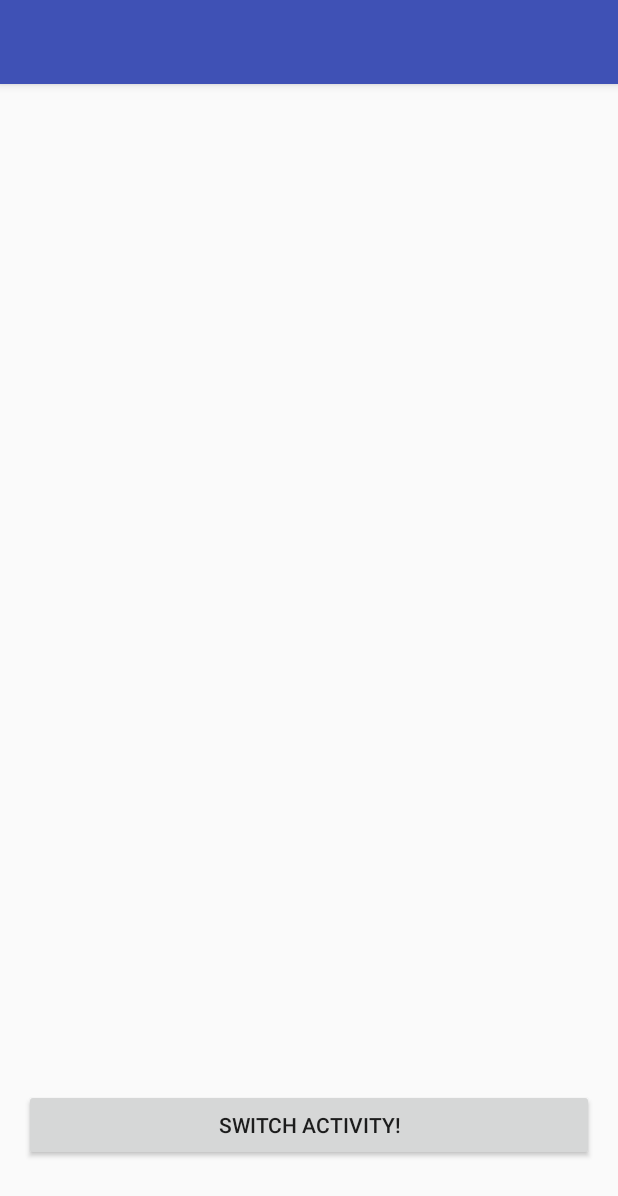
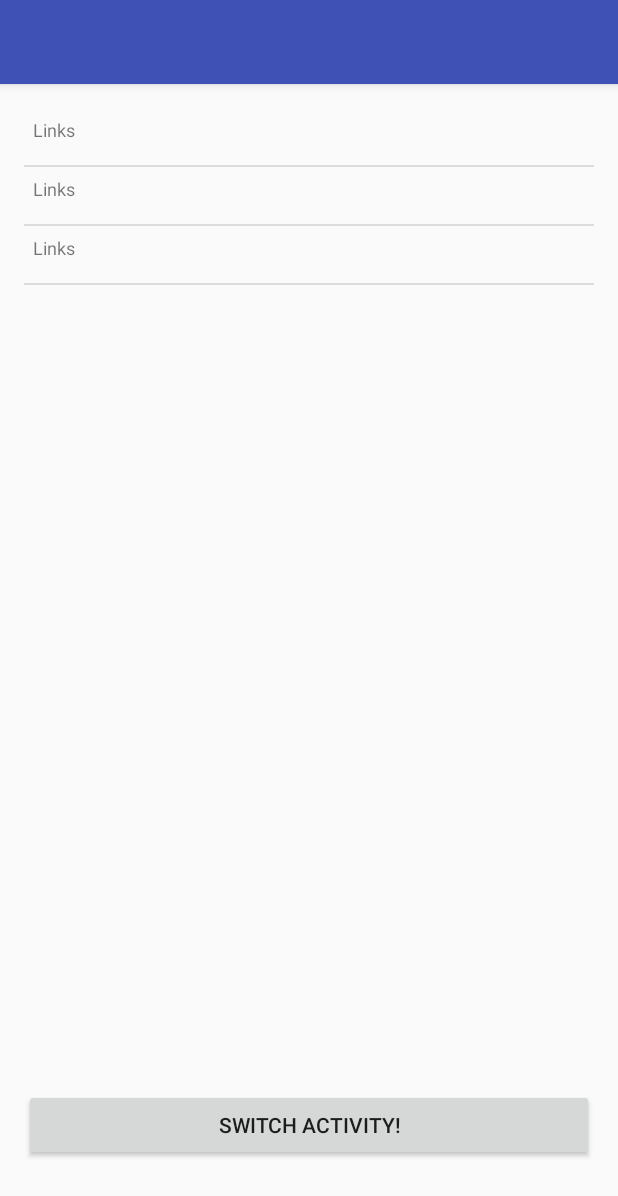
Before and after one commit to zsusag/AppDevDirectory, an Android app: the screen it shows after launch (MainActivity), on a phone screen of 412 x 824 dp. Shown: the top 1196 px of the screen. Run offline under Robolectric (Android 15) with nearby library versions, the phone set to English and light mode, and no system bars.

Commit message:
Added start of listView code for handling profiles

```diff
--- a/app/src/main/java/edu/appdev/appdevdirectory/MainActivity.java
+++ b/app/src/main/java/edu/appdev/appdevdirectory/MainActivity.java
@@ -9,7 +9,13 @@ import android.support.v7.widget.Toolbar;
 import android.view.View;
 import android.view.Menu;
 import android.view.MenuItem;
+import android.widget.ArrayAdapter;
 import android.widget.Button;
+import android.widget.ListAdapter;
+import android.widget.ListView;
+
+import java.util.ArrayList;
+import java.util.List;
 
 public class MainActivity extends AppCompatActivity {
 
@@ -29,4 +35,15 @@ public class MainActivity extends AppCompatActivity {
 
         });
 
+        // Set up listView with adapters
+        String[] names = {"hello", "world", "test", "hello", "world", "test", "hello", "world", "test", "hello", "world", "test", "hello", "world", "test"};
+        List listA = new ArrayList();
+        listA.add("element 1");
+        listA.add("element 2");
+        listA.add("element 3");
+        //ListAdapter profileAdapter = new ArrayAdapter<String>(this, android.R.layout.simple_list_item_1, names);
+        ProfileAdapter profileAdapter = new ProfileAdapter(this, android.R.layout.simple_list_item_1, listA);
+        ListView profilesView = (ListView) findViewById(R.id.profilesListView);
+        profilesView.setAdapter(profileAdapter);
+
     }}
--- /dev/null
+++ b/app/src/main/java/edu/appdev/appdevdirectory/ProfileAdapter.java
@@ -0,0 +1,40 @@
+package edu.appdev.appdevdirectory;
+
+import android.content.Context;
+import android.database.DataSetObserver;
+
+import android.support.v7.widget.RecyclerView;
+import android.view.LayoutInflater;
+import android.view.View;
+import android.view.ViewGroup;
+import android.widget.Adapter;
+import android.widget.ArrayAdapter;
+
+import java.util.ArrayList;
+import java.util.List;
+
+/**
+ * Created by Marcel on 2/18/2016.
+ */
+public class ProfileAdapter extends ArrayAdapter {
+
+    private List mData;
+    public ProfileAdapter(Context context, int resource, List objects) {
+        super(context, resource, objects);
+        this.mData = objects;
+    }
+
+    @Override
+    public int getCount() {
+        return this.mData.size();
+    }
+
+    @Override
+    public View getView(int position, View convertView, ViewGroup parent) {
+        if (convertView == null) {
+            LayoutInflater inflater = LayoutInflater.from(getContext());
+            convertView = inflater.inflate(R.layout.list_item, null);
+        }
+        return convertView;
+    }
+}
--- a/app/src/main/res/layout/content_main.xml
+++ b/app/src/main/res/layout/content_main.xml
@@ -24,4 +24,12 @@
         android:layout_alignParentLeft="true"
         android:layout_alignParentStart="true" />
 
+    <ListView
+        android:layout_width="wrap_content"
+        android:layout_height="wrap_content"
+        android:id="@+id/profilesListView"
+        android:layout_alignParentTop="true"
+        android:layout_centerHorizontal="true"
+        android:layout_above="@+id/switchActivityButton" />
+
 </RelativeLayout>
--- /dev/null
+++ b/app/src/main/res/layout/list_item.xml
@@ -0,0 +1,31 @@
+<RelativeLayout xmlns:android="http://schemas.android.com/apk/res/android"
+    android:layout_width="fill_parent"
+    android:layout_height="?android:attr/listPreferredItemHeight"
+    android:padding="6dip" >
+
+    <TextView
+        android:id="@+id/secondLine"
+        android:layout_width="fill_parent"
+        android:layout_height="26dip"
+        android:layout_alignParentBottom="true"
+        android:layout_alignParentRight="true"
+        android:layout_toRightOf="@id/icon"
+        android:ellipsize="marquee"
+        android:singleLine="true"
+        android:text="Links"
+        android:textSize="12sp" />
+
+    <TextView
+        android:id="@+id/firstLine"
+        android:layout_width="fill_parent"
+        android:layout_height="wrap_content"
+        android:layout_above="@id/secondLine"
+        android:layout_alignParentRight="true"
+        android:layout_alignParentTop="true"
+        android:layout_alignWithParentIfMissing="true"
+        android:layout_toRightOf="@id/icon"
+        android:gravity="center_vertical"
+        android:text="Member Name"
+        android:textSize="16sp" />
+
+</RelativeLayout>
```
